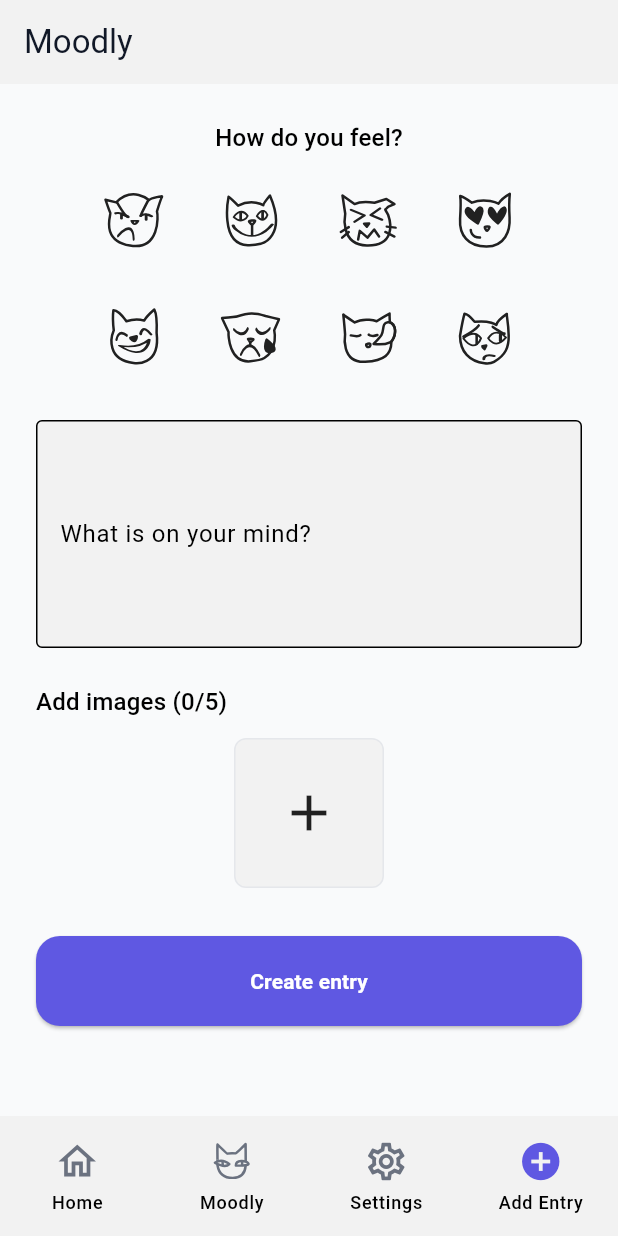
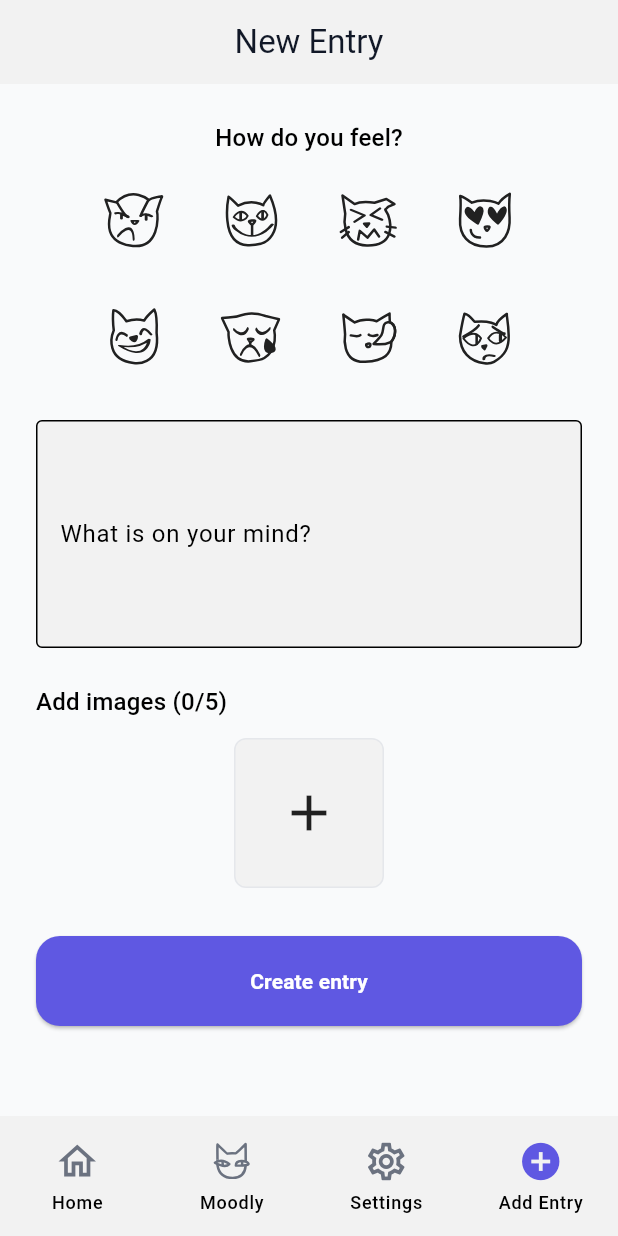
Before and after one commit to codemalcolm/moodly_client, a Flutter app: the screen it shows after launch, item 4 of the bottom bar chosen, on a phone screen of 412 x 824 dp. Run offline on Flutter 3.47's test engine with Material 3 defaults, Android fonts, the phone set to English and light mode, and no system bars; our stand-ins replace flutter_svg, image_picker; network calls fail; project files that could hold a hidden picture were left out.

Commit message:
replace static screen title with the main screen titles

```diff
--- a/lib/widgets/app_scaffold.dart
+++ b/lib/widgets/app_scaffold.dart
@@ -23,10 +23,17 @@ class AppScaffold extends StatelessWidget {
     '/new-entry',
   ];
 
+  static final List<String> _titles = [
+    'Home',
+    'Fasties',
+    'Settings',
+    'New Entry',
+  ];
+
   @override
   Widget build(BuildContext context) {
     return Scaffold(
-      appBar: AppBar(title: const Text('Moodly')),
+      appBar: AppBar(title: Text(_titles[currentIndex]), centerTitle: true),
       body: _pages[currentIndex],
       bottomNavigationBar: NavigationBar(
         selectedIndex: currentIndex,
```
